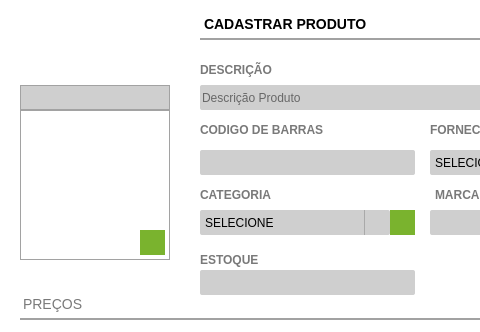
Above: View/UI/cadastro_produtos.ui from felipezago/ControleEstoque before the change; both pictures show x 0 to 480 and y 0 to 332 of the 662 by 432 pixel window. Below: the same form after it.
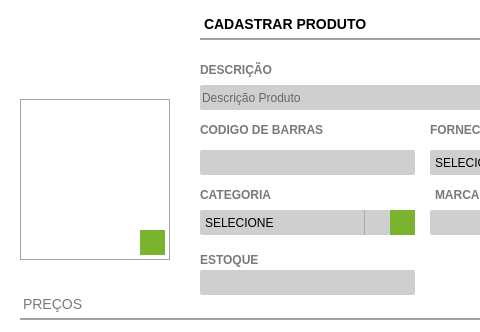
That is the form after the change. Icons and pictures are not drawn.

Patch:
```diff
--- a/View/UI/cadastro_produtos.ui
+++ b/View/UI/cadastro_produtos.ui
@@ -63,43 +63,13 @@
      <string>CADASTRAR PRODUTO</string>
     </property>
    </widget>
-   <widget class="QLineEdit" name="tx_idProduto">
-    <property name="enabled">
-     <bool>false</bool>
-    </property>
-    <property name="geometry">
-     <rect>
-      <x>20</x>
-      <y>85</y>
-      <width>150</width>
-      <height>25</height>
-     </rect>
-    </property>
-    <property name="styleSheet">
-     <string notr="true">QLineEdit{
-background: #CFCFCF;
-border: 1px solid #A2A2A2;
-color: #000;
-font-size: 14px;
-font-family: &quot;Arial&quot;;
-font-weight: bold;
-
-}</string>
-    </property>
-    <property name="text">
-     <string/>
-    </property>
-    <property name="alignment">
-     <set>Qt::AlignRight|Qt::AlignTrailing|Qt::AlignVCenter</set>
-    </property>
-   </widget>
    <widget class="QLabel" name="lb_FotoProduto">
     <property name="geometry">
      <rect>
       <x>20</x>
-      <y>110</y>
+      <y>99</y>
       <width>150</width>
-      <height>150</height>
+      <height>161</height>
      </rect>
     </property>
     <property name="styleSheet">
```
Left out of the diff: 2 changed lines with no effect on the pictures.
